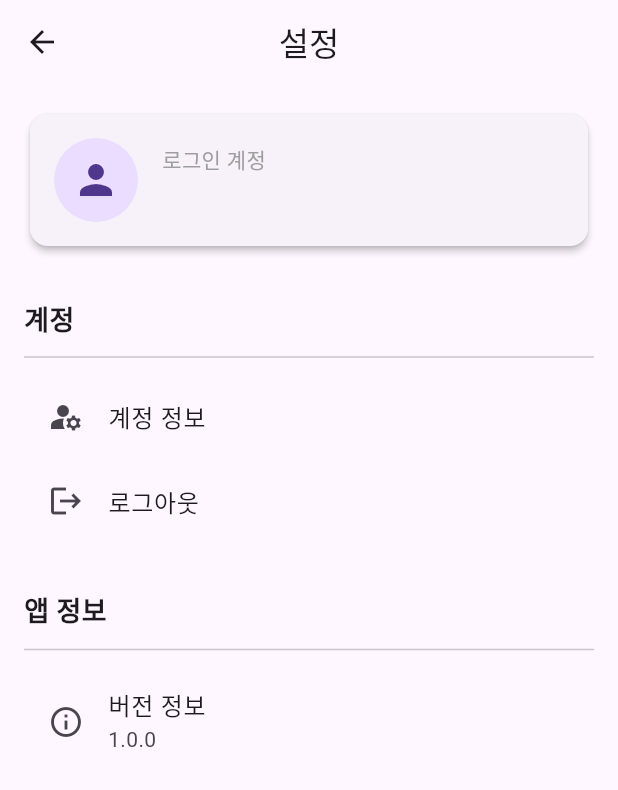
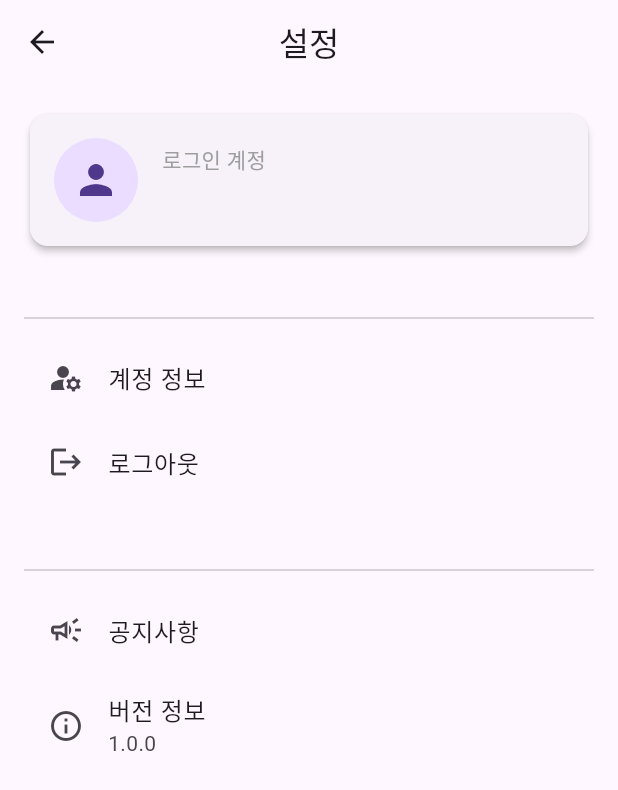
Before and after one commit to Mingkong-A/ATTEA, a Flutter app: the SettingsTab screen opened directly, on a phone screen of 412 x 824 dp. Shown: the top 790 px of the screen. Run offline on Flutter 3.47's test engine with Material 3 defaults, Android fonts, the phone set to English and light mode, and no system bars; our stand-ins replace cloud_firestore, firebase_auth, firebase_core, shared_preferences, table_calendar; accounts and stored records are empty; network calls fail.

Commit message:
로그인 오류코드 수정, 설정 공지사항 메뉴 추가

```diff
--- a/lib/home_tab/settings_tab.dart
+++ b/lib/home_tab/settings_tab.dart
@@ -1,7 +1,7 @@
 import 'package:flutter/material.dart';
 import 'package:firebase_auth/firebase_auth.dart';
 import 'popup/common_dialog.dart';
-import 'setting/Account_Info_screen.dart';
+
 
 class SettingsTab extends StatelessWidget {
   const SettingsTab({super.key});
@@ -46,7 +46,7 @@ class SettingsTab extends StatelessWidget {
             ),
           ),
           const SizedBox(height: 32),
-          const Text('계정', style: TextStyle(fontSize: 18, fontWeight: FontWeight.bold)),
+          //const Text('계정', style: TextStyle(fontSize: 18, fontWeight: FontWeight.bold)),
           const Divider(height: 24),
           ListTile(
             leading: const Icon(Icons.manage_accounts),
@@ -73,8 +73,15 @@ class SettingsTab extends StatelessWidget {
               }
           ),
           const SizedBox(height: 32),
-          const Text('앱 정보', style: TextStyle(fontSize: 18, fontWeight: FontWeight.bold)),
+          //const Text('앱 정보', style: TextStyle(fontSize: 18, fontWeight: FontWeight.bold)),
           const Divider(height: 24),
+          ListTile(
+            leading: const Icon(Icons.campaign_outlined),
+            title: const Text('공지사항'),
+            onTap: () {
+              Navigator.pushNamed(context, '/notices'); //
+            },
+          ),
           ListTile(
             leading: const Icon(Icons.info_outline),
             title: const Text('버전 정보'),
--- a/lib/main.dart
+++ b/lib/main.dart
@@ -6,6 +6,7 @@ import 'login_screen.dart';
 import 'signup_screen.dart';
 import 'home_screen.dart';
 import 'home_tab/setting/Account_Info_screen.dart';
+import 'home_tab/setting/Notice_Screen.dart';
 void main() async {
   WidgetsFlutterBinding.ensureInitialized();
   await Firebase.initializeApp(
@@ -33,7 +34,8 @@ class MyApp extends StatelessWidget {
         '/': (context) => const LoginScreen(), // 로그인 화면
         '/signup': (context) => const SignupScreen(), // 회원가입 화면
          '/home': (context) => const HomeScreen(),// 홈 화면
-        '/account-info': (context) => const AccountInfoScreen(), //계정 정보 화면
+        '/account-info': (context) => const AccountInfoScreen(),//계정 정보 화면
+        '/notices': (context) => const NoticeScreen(),
       },
     );
   }
```
Also changed, not shown: lib/home_tab/setting/Notice_Screen.dart (added, +31 -0 lines), lib/login_screen.dart (+6 -1 lines).
